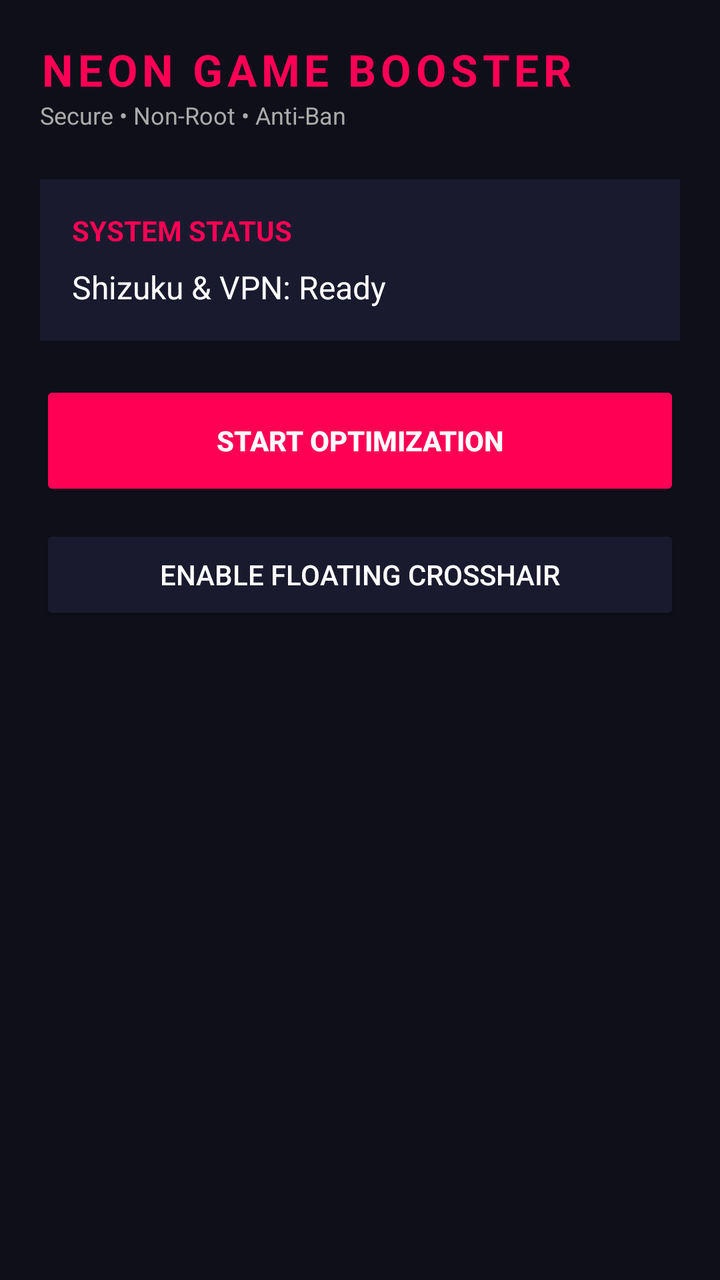
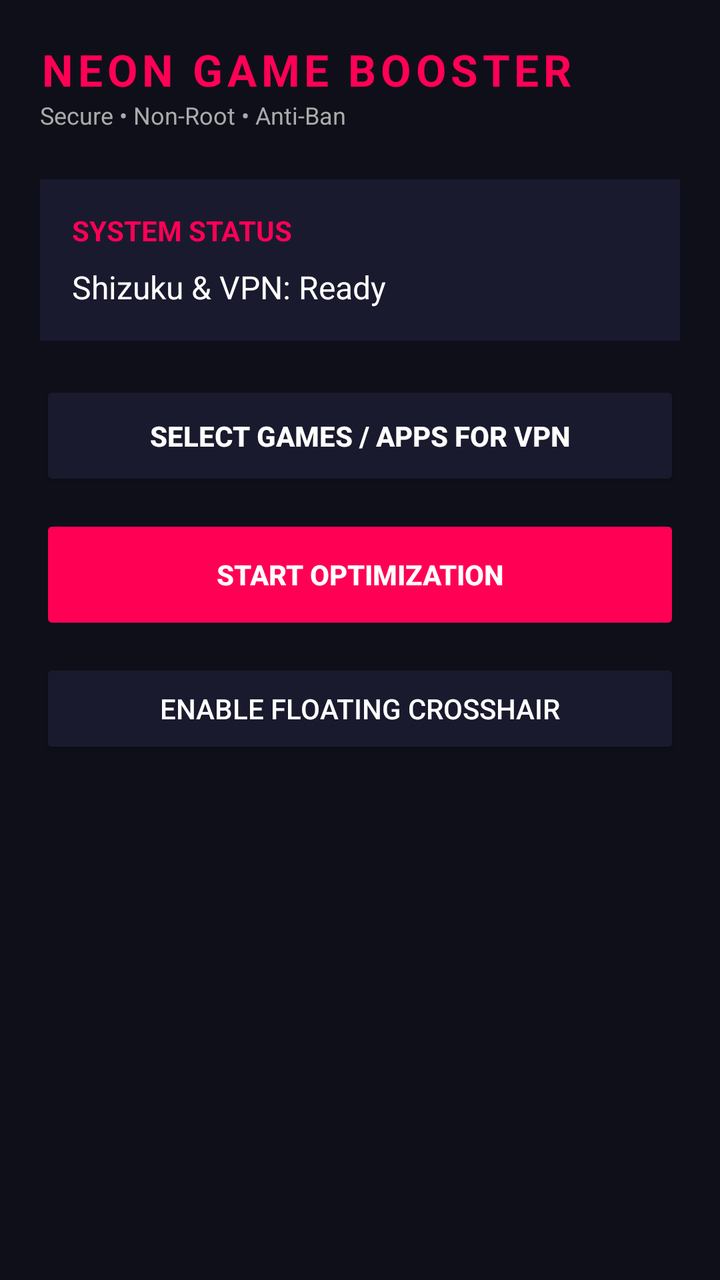

Compare the two renders of this Android layout. The source of the first and the diff that turns it into the second are given below.
<!-- AndroidManifest.xml: application theme Theme.AppCompat.DayNight.NoActionBar -->
<!-- res/layout/activity_main.xml -->
<?xml version="1.0" encoding="utf-8"?>
<LinearLayout xmlns:android="http://schemas.android.com/apk/res/android"
    android:layout_width="match_parent"
    android:layout_height="match_parent"
    android:background="@color/bg_black"
    android:orientation="vertical"
    android:padding="20dp">

    <TextView
        android:layout_width="wrap_content"
        android:layout_height="wrap_content"
        android:text="NEON GAME BOOSTER"
        android:textColor="@color/neon_red"
        android:textSize="22sp"
        android:textStyle="bold"
        android:letterSpacing="0.1" />

    <TextView
        android:layout_width="wrap_content"
        android:layout_height="wrap_content"
        android:text="Secure • Non-Root • Anti-Ban"
        android:textColor="@color/text_gray"
        android:textSize="12sp"
        android:layout_marginBottom="24dp"/>

    <LinearLayout
        android:layout_width="match_parent"
        android:layout_height="wrap_content"
        android:background="@color/card_bg"
        android:orientation="vertical"
        android:padding="16dp"
        android:layout_marginBottom="20dp">

        <TextView
            android:layout_width="wrap_content"
            android:layout_height="wrap_content"
            android:text="SYSTEM STATUS"
            android:textColor="@color/neon_red"
            android:textStyle="bold"
            android:textSize="14sp"/>

        <TextView
            android:id="@+id/tvStatus"
            android:layout_width="wrap_content"
            android:layout_height="wrap_content"
            android:text="Shizuku &amp; VPN: Ready"
            android:textColor="@color/text_white"
            android:textSize="16sp"
            android:layout_marginTop="8dp"/>
    </LinearLayout>

    <Button
        android:id="@+id/btnToggleBoost"
        android:layout_width="match_parent"
        android:layout_height="60dp"
        android:text="START OPTIMIZATION"
        android:textColor="@color/text_white"
        android:backgroundTint="@color/neon_red"
        android:textStyle="bold"
        android:layout_marginBottom="12dp"/>

    <Button
        android:id="@+id/btnCrosshairSettings"
        android:layout_width="match_parent"
        android:layout_height="50dp"
        android:text="Enable Floating Crosshair"
        android:textColor="@color/text_white"
        android:backgroundTint="@color/card_bg" />

</LinearLayout>
<!-- resources referenced by this layout -->
<resources>
  <color name="bg_black">#0F0F1A</color>
  <color name="card_bg">#1A1A2E</color>
  <color name="neon_red">#FF0055</color>
  <color name="text_gray">#AAAAAA</color>
  <color name="text_white">#FFFFFF</color>
</resources>

<!-- the commit's change to res/layout/activity_main.xml (unified diff, before → after) -->
@@ -50,6 +50,16 @@
     </LinearLayout>
 
     <Button
+        android:id="@+id/btnSelectApps"
+        android:layout_width="match_parent"
+        android:layout_height="55dp"
+        android:text="SELECT GAMES / APPS FOR VPN"
+        android:textColor="@color/text_white"
+        android:backgroundTint="@color/card_bg"
+        android:textStyle="bold"
+        android:layout_marginBottom="12dp"/>
+
+    <Button
         android:id="@+id/btnToggleBoost"
         android:layout_width="match_parent"
         android:layout_height="60dp"
